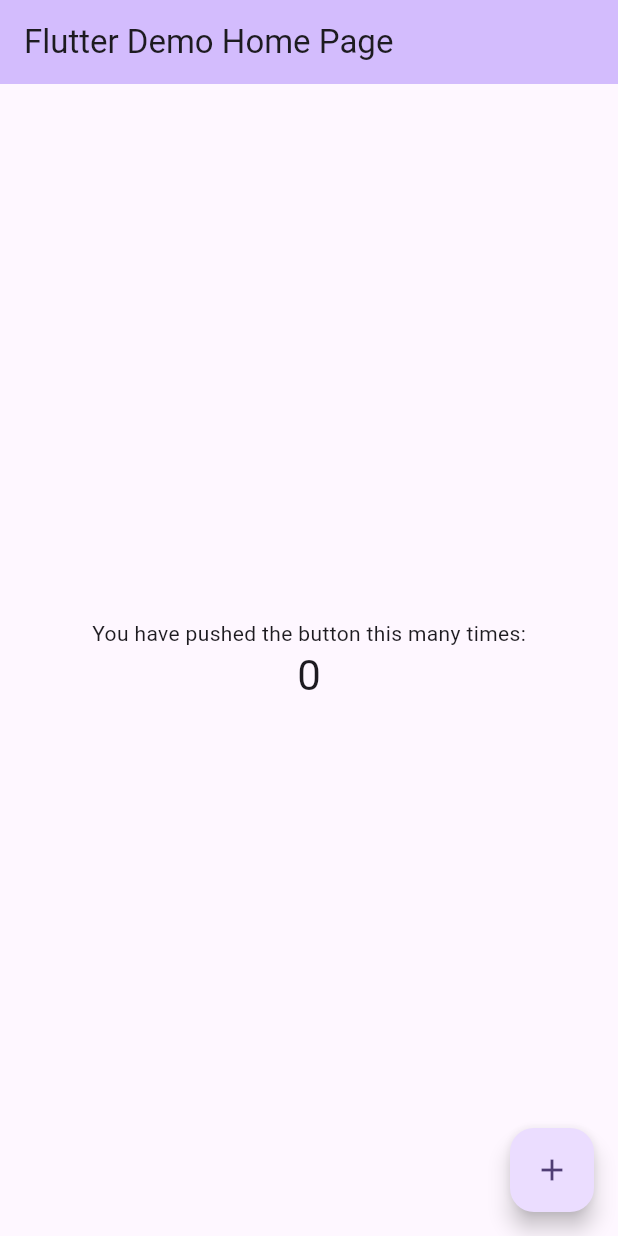
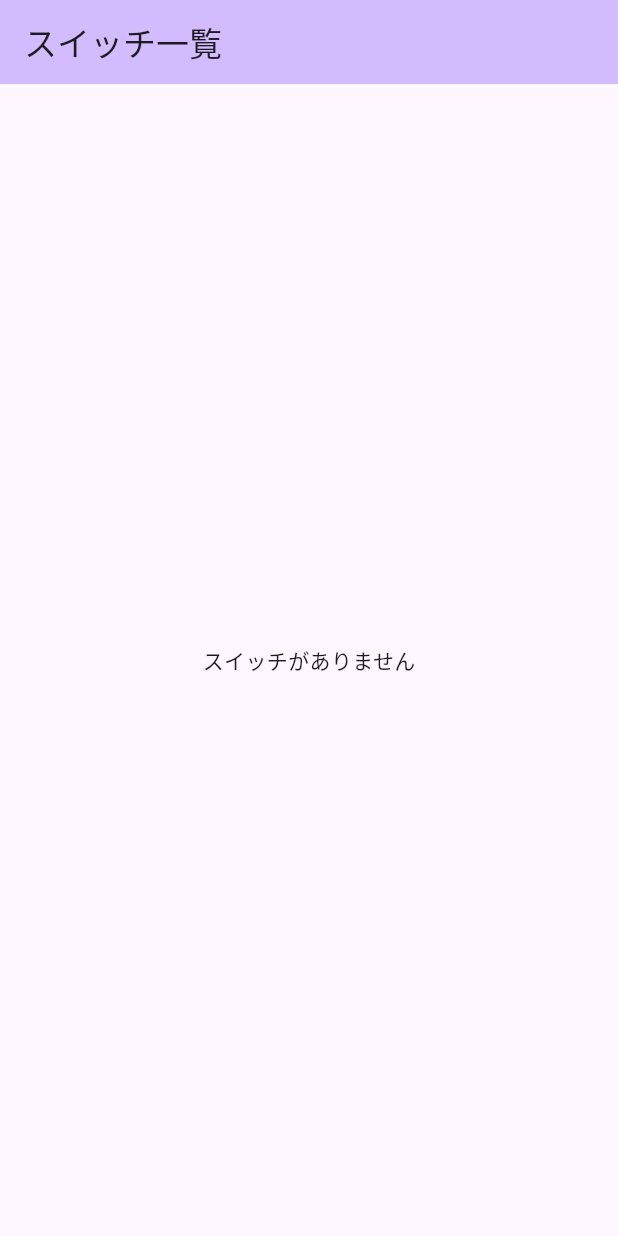
Before and after one commit to shunkat/switch_platform, a Flutter app: the screen it shows after launch, on a phone screen of 412 x 824 dp. Run offline on Flutter 3.47's test engine with Material 3 defaults, Android fonts, the light colour scheme and no system bars; our stand-ins replace cloud_firestore, firebase_core; accounts and stored records are empty.

Commit message:
スイッチ一覧ページ追加

```diff
--- a/lib/main.dart
+++ b/lib/main.dart
@@ -1,6 +1,8 @@
 import 'package:flutter/material.dart';
 import 'package:firebase_core/firebase_core.dart';
 import 'firebase_options.dart';
+import 'package:flutter/services.dart';
+import 'package:switch_platform/switch/presentation/switch_list_page.dart';
 
 Future<void> main() async {
   await Firebase.initializeApp(
@@ -12,119 +14,77 @@
 class MyApp extends StatelessWidget {
   const MyApp({super.key});
 
-  // This widget is the root of your application.
   @override
   Widget build(BuildContext context) {
-    return MaterialApp(
-      title: 'Flutter Demo',
-      theme: ThemeData(
-        // This is the theme of your application.
-        //
-        // TRY THIS: Try running your application with "flutter run". You'll see
-        // the application has a purple toolbar. Then, without quitting the app,
-        // try changing the seedColor in the colorScheme below to Colors.green
-        // and then invoke "hot reload" (save your changes or press the "hot
-        // reload" button in a Flutter-supported IDE, or press "r" if you used
-        // the command line to start the app).
-        //
-        // Notice that the counter didn't reset back to zero; the application
-        // state is not lost during the reload. To reset the state, use hot
-        // restart instead.
-        //
-        // This works for code too, not just values: Most code changes can be
-        // tested with just a hot reload.
-        colorScheme: ColorScheme.fromSeed(seedColor: Colors.deepPurple),
-        useMaterial3: true,
+    return AnnotatedRegion(
+      value: SystemUiOverlayStyle.dark.copyWith(
+        statusBarColor: Colors.white,
+        systemNavigationBarColor: Colors.white,
+        systemNavigationBarIconBrightness: Brightness.dark,
       ),
-      home: const MyHomePage(title: 'Flutter Demo Home Page'),
+      child: MaterialApp(
+        title: 'Flutter Demo',
+        debugShowCheckedModeBanner: false,
+        theme: ThemeData(
+          colorScheme: ColorScheme.fromSeed(seedColor: Colors.deepPurple),
+          useMaterial3: true,
+        ),
+        home: const Scaffold(body: _Checker()),
+      ),
     );
   }
 }
 
-class MyHomePage extends StatefulWidget {
-  const MyHomePage({super.key, required this.title});
-
-  // This widget is the home page of your application. It is stateful, meaning
-  // that it has a State object (defined below) that contains fields that affect
-  // how it looks.
-
-  // This class is the configuration for the state. It holds the values (in this
-  // case the title) provided by the parent (in this case the App widget) and
-  // used by the build method of the State. Fields in a Widget subclass are
-  // always marked "final".
-
-  final String title;
+class _Checker extends StatefulWidget {
+  const _Checker();
 
   @override
-  State<MyHomePage> createState() => _MyHomePageState();
+  State<_Checker> createState() => _CheckerState();
 }
 
-class _MyHomePageState extends State<MyHomePage> {
-  int _counter = 0;
+class _CheckerState extends State<_Checker> {
+  @override
+  void initState() {
+    super.initState();
 
-  void _incrementCounter() {
-    setState(() {
-      // This call to setState tells the Flutter framework that something has
-      // changed in this State, which causes it to rerun the build method below
-      // so that the display can reflect the updated values. If we changed
-      // _counter without calling setState(), then the build method would not be
-      // called again, and so nothing would appear to happen.
-      _counter++;
+    WidgetsBinding.instance.addPostFrameCallback((_) async {
+      // ここで初期化処理やチェックを行います
+      // 例: ログイン状態の確認、ネットワーク接続の確認、アプリのアップデート確認など
     });
   }
 
   @override
   Widget build(BuildContext context) {
-    // This method is rerun every time setState is called, for instance as done
-    // by the _incrementCounter method above.
-    //
-    // The Flutter framework has been optimized to make rerunning build methods
-    // fast, so that you can just rebuild anything that needs updating rather
-    // than having to individually change instances of widgets.
-    return Scaffold(
-      appBar: AppBar(
-        // TRY THIS: Try changing the color here to a specific color (to
-        // Colors.amber, perhaps?) and trigger a hot reload to see the AppBar
-        // change color while the other colors stay the same.
-        backgroundColor: Theme.of(context).colorScheme.inversePrimary,
-        // Here we take the value from the MyHomePage object that was created by
-        // the App.build method, and use it to set our appbar title.
-        title: Text(widget.title),
-      ),
-      body: Center(
-        // Center is a layout widget. It takes a single child and positions it
-        // in the middle of the parent.
-        child: Column(
-          // Column is also a layout widget. It takes a list of children and
-          // arranges them vertically. By default, it sizes itself to fit its
-          // children horizontally, and tries to be as tall as its parent.
-          //
-          // Column has various properties to control how it sizes itself and
-          // how it positions its children. Here we use mainAxisAlignment to
-          // center the children vertically; the main axis here is the vertical
-          // axis because Columns are vertical (the cross axis would be
-          // horizontal).
-          //
-          // TRY THIS: Invoke "debug painting" (choose the "Toggle Debug Paint"
-          // action in the IDE, or press "p" in the console), to see the
-          // wireframe for each widget.
-          mainAxisAlignment: MainAxisAlignment.center,
-          children: <Widget>[
-            const Text(
-              'You have pushed the button this many times:',
-            ),
-            Text(
-              '$_counter',
-              style: Theme.of(context).textTheme.headlineMedium,
-            ),
-          ],
-        ),
-      ),
-      floatingActionButton: FloatingActionButton(
-        onPressed: _incrementCounter,
-        tooltip: 'Increment',
-        child: const Icon(Icons.add),
-      ), // This trailing comma makes auto-formatting nicer for build methods.
+    return Stack(
+      children: [
+        const _Page(),
+        // ここに必要な場合、ダイアログやローディングインディケータを表示します
+      ],
     );
   }
 }
+
+class _Page extends StatefulWidget {
+  const _Page();
+
+  @override
+  State<_Page> createState() => _PageState();
+}
+
+class _PageState extends State<_Page> {
+  @override
+  void initState() {
+    super.initState();
+
+    WidgetsBinding.instance.addPostFrameCallback((_) {
+      // ここで必要な初期化処理やリスナーの設定を行います
+    });
+  }
+
+  @override
+  Widget build(BuildContext context) {
+    // ここで状態に基づいて表示するページを決定します
+    // 今回は常にSwitchListPageを表示します
+    return const SwitchListPage();
+  }
+}
--- /dev/null
+++ b/lib/switch/presentation/switch_list_page.dart
@@ -0,0 +1,72 @@
+import 'package:flutter/material.dart';
+import 'package:cloud_firestore/cloud_firestore.dart';
+
+class SwitchListPage extends StatefulWidget {
+  const SwitchListPage({Key? key}) : super(key: key);
+
+  @override
+  _SwitchListPageState createState() => _SwitchListPageState();
+}
+
+class _SwitchListPageState extends State<SwitchListPage> {
+  final FirebaseFirestore _firestore = FirebaseFirestore.instance;
+
+  @override
+  Widget build(BuildContext context) {
+    return Scaffold(
+      appBar: AppBar(
+        title: const Text('スイッチ一覧'),
+        backgroundColor: Theme.of(context).colorScheme.inversePrimary,
+      ),
+      body: StreamBuilder<QuerySnapshot>(
+        stream: _firestore.collection('switches').snapshots(),
+        builder: (context, snapshot) {
+          if (snapshot.hasError) {
+            return Center(child: Text('エラーが発生しました: ${snapshot.error}'));
+          }
+
+          if (snapshot.connectionState == ConnectionState.waiting) {
+            return const Center(child: CircularProgressIndicator());
+          }
+
+          final switches = snapshot.data?.docs ?? [];
+
+          if (switches.isEmpty) {
+            return const Center(child: Text('スイッチがありません'));
+          }
+
+          return ListView.builder(
+            itemCount: switches.length,
+            itemBuilder: (context, index) {
+              final switchData = switches[index].data() as Map<String, dynamic>;
+              final switchId = switches[index].id;
+              final switchName = switchData['name'] as String? ?? 'No Name';
+              final switchState = switchData['state'] as bool? ?? false;
+
+              return Card(
+                elevation: 4,
+                margin: const EdgeInsets.symmetric(horizontal: 16, vertical: 8),
+                child: ListTile(
+                  leading: Icon(
+                    switchState ? Icons.toggle_on : Icons.toggle_off,
+                    color: switchState ? Colors.green : Colors.grey,
+                    size: 32,
+                  ),
+                  title: Text(switchName),
+                  subtitle: Text('ID: $switchId'),
+                  onTap: () {
+                    _toggleSwitch(switchId, !switchState);
+                  },
+                ),
+              );
+            },
+          );
+        },
+      ),
+    );
+  }
+
+  void _toggleSwitch(String switchId, bool newState) {
+    _firestore.collection('switches').doc(switchId).update({'state': newState});
+  }
+}
```
